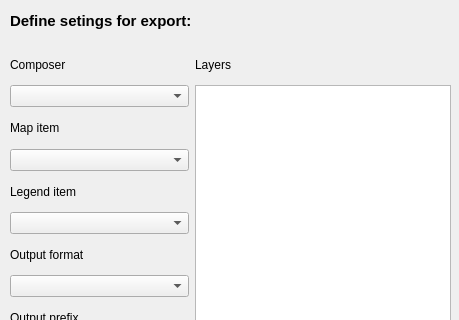
The window that serial_print_dialog_base.ui (NINAnor/SerialPrint) describes before a commit, drawn with Qt 5; both pictures show x 0 to 459 and y 0 to 320 of the 459 by 470 pixel window.
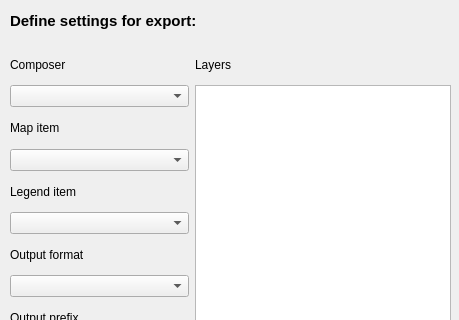
The same window after the commit.

The edit to the form file:
```diff
--- a/serial_print_dialog_base.ui
+++ b/serial_print_dialog_base.ui
@@ -135,7 +135,7 @@
     </font>
    </property>
    <property name="text">
-    <string>Define setings for export:</string>
+    <string>Define settings for export:</string>
    </property>
   </widget>
  </widget>
```
Left out of the diff: 8 changed lines with no effect on the pictures.
